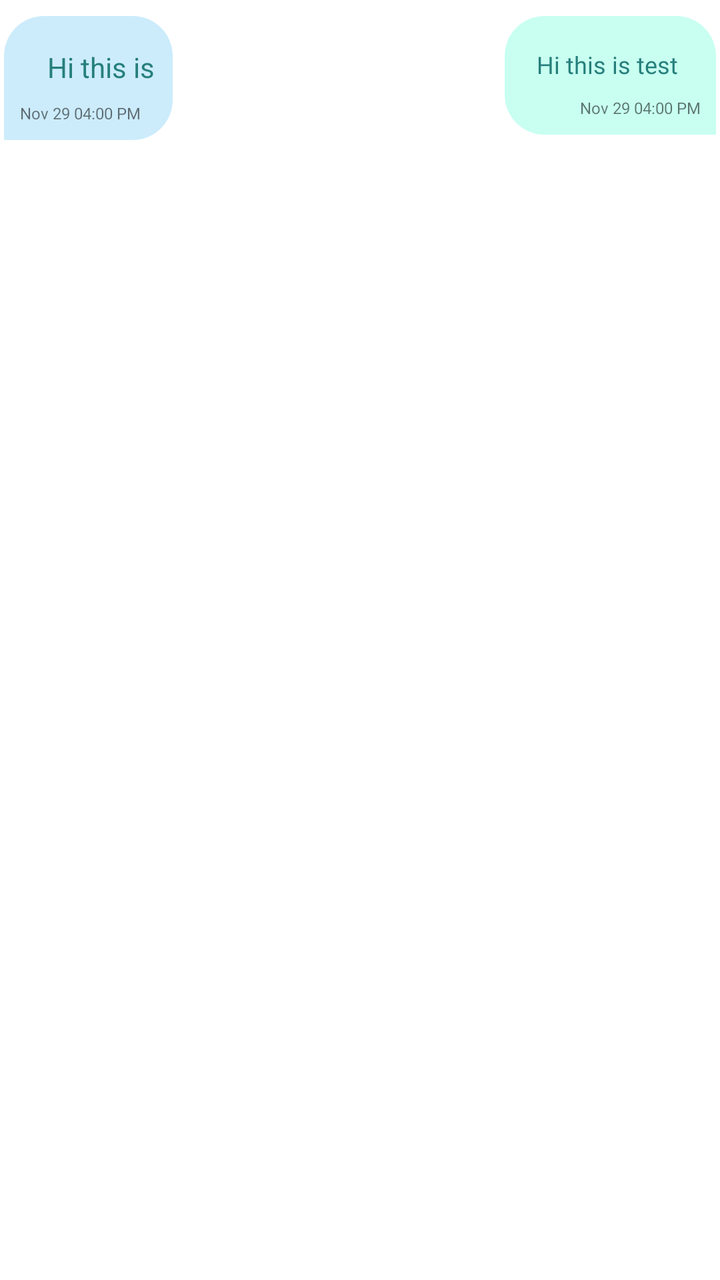
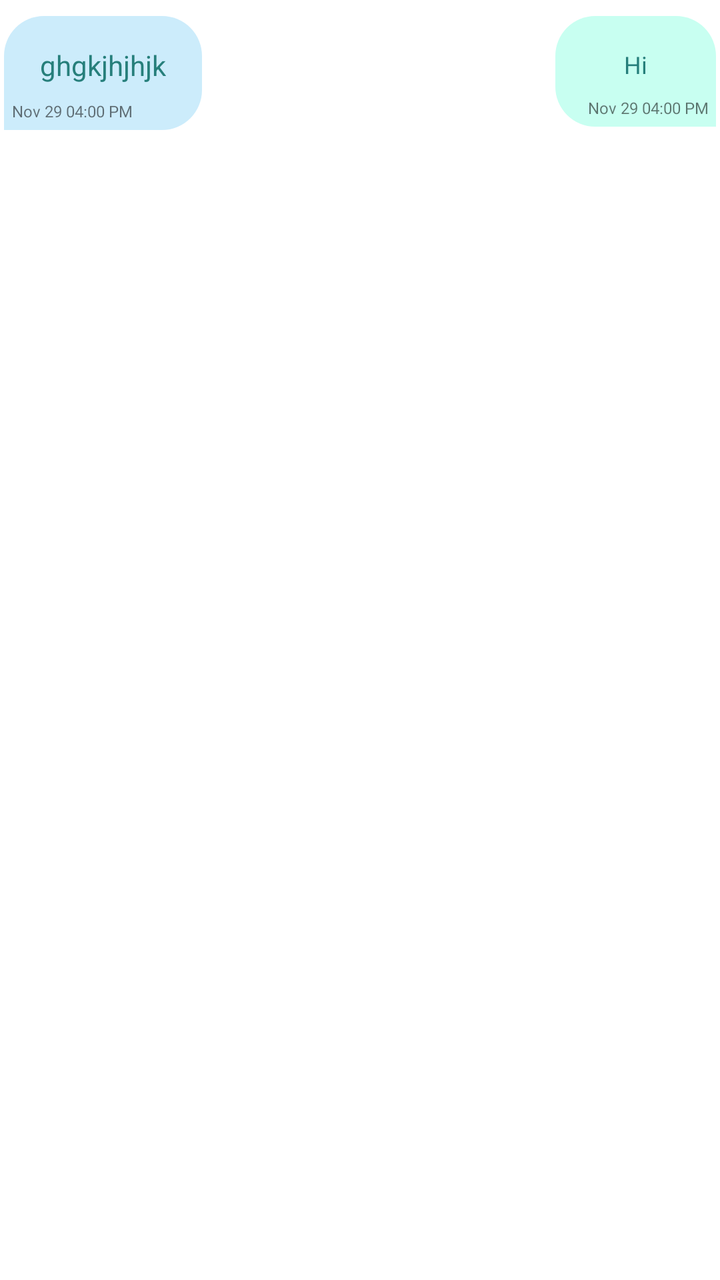

Before-and-after screenshots of an Android layout around one commit, followed by the original layout XML and the change that was made.
<!-- AndroidManifest.xml: application theme Theme.AbraaKaDabraa.App -->
<!-- res/layout/chat_message_row.xml -->
<?xml version="1.0" encoding="utf-8"?>
<androidx.constraintlayout.widget.ConstraintLayout xmlns:android="http://schemas.android.com/apk/res/android"
    xmlns:app="http://schemas.android.com/apk/res-auto"
    xmlns:tools="http://schemas.android.com/tools"
    android:layout_width="match_parent"
    android:layout_height="wrap_content">

    <androidx.constraintlayout.widget.ConstraintLayout
        android:id="@+id/toLayout"
        android:layout_width="wrap_content"
        android:layout_height="wrap_content"
        android:layout_marginStart="42dp"
        android:layout_marginTop="8dp"
        android:layout_marginEnd="2dp"
        android:background="@drawable/sender_chat_bg"
        android:gravity="center"
        app:layout_constraintEnd_toEndOf="parent"
        app:layout_constraintHorizontal_bias="1.0"
        app:layout_constraintStart_toStartOf="parent"
        app:layout_constraintTop_toTopOf="parent">

        <TextView
            android:id="@+id/to_message"
            android:layout_width="wrap_content"
            android:layout_height="wrap_content"
            android:layout_marginStart="16dp"
            android:layout_marginTop="16dp"
            android:layout_marginEnd="16dp"
            android:fontFamily="@font/montserrat_semi_bold"
            android:gravity="center"
            android:text="Hi this is test "
            android:textColor="#267F7B"
            android:textIsSelectable="true"
            android:textSize="12sp"
            app:layout_constraintEnd_toEndOf="parent"
            app:layout_constraintHorizontal_bias="1.0"
            app:layout_constraintStart_toStartOf="parent"
            app:layout_constraintTop_toTopOf="parent" />

        <TextView
            android:id="@+id/to_message_time"
            android:layout_width="wrap_content"
            android:layout_height="wrap_content"
            android:layout_marginStart="16dp"
            android:layout_marginTop="8dp"
            android:layout_marginEnd="8dp"
            android:layout_marginBottom="8dp"
            android:fontFamily="@font/montserrat_regular"
            android:gravity="right"
            android:text="Nov 29 04:00 PM"
            android:textSize="8sp"
            app:layout_constraintBottom_toBottomOf="parent"
            app:layout_constraintEnd_toEndOf="parent"
            app:layout_constraintHorizontal_bias="1.0"
            app:layout_constraintStart_toStartOf="parent"
            app:layout_constraintTop_toBottomOf="@+id/to_message" />
    </androidx.constraintlayout.widget.ConstraintLayout>

    <androidx.constraintlayout.widget.ConstraintLayout
        android:id="@+id/fromLayout"
        android:layout_width="wrap_content"
        android:layout_height="wrap_content"
        android:layout_marginStart="2dp"
        android:layout_marginTop="8dp"
        android:layout_marginEnd="42dp"
        android:background="@drawable/receiver_chat_bg"
        android:gravity="center"
        android:visibility="visible"
        app:layout_constraintEnd_toEndOf="parent"
        app:layout_constraintHorizontal_bias="0.0"
        app:layout_constraintStart_toStartOf="parent"
        app:layout_constraintTop_toTopOf="parent">

        <TextView
            android:id="@+id/from_message"
            android:layout_width="wrap_content"
            android:layout_height="wrap_content"
            android:layout_marginStart="16dp"
            android:layout_marginTop="16dp"
            android:gravity="center"
            android:text="Hi this is "
            android:textColor="#267F7B"
            android:textIsSelectable="true"
            app:layout_constraintEnd_toEndOf="parent"
            app:layout_constraintStart_toStartOf="parent"
            app:layout_constraintTop_toTopOf="parent" />

        <TextView
            android:id="@+id/from_message_time"
            android:layout_width="wrap_content"
            android:layout_height="wrap_content"
            android:layout_marginStart="8dp"
            android:layout_marginTop="8dp"
            android:layout_marginEnd="16dp"
            android:layout_marginBottom="8dp"
            android:fontFamily="@font/montserrat_regular"
            android:gravity="start"
            android:text="Nov 29 04:00 PM"
            android:textSize="8sp"
            app:layout_constraintBottom_toBottomOf="parent"
            app:layout_constraintEnd_toEndOf="parent"
            app:layout_constraintHorizontal_bias="0.0"
            app:layout_constraintStart_toStartOf="parent"
            app:layout_constraintTop_toBottomOf="@+id/from_message" />
    </androidx.constraintlayout.widget.ConstraintLayout>
</androidx.constraintlayout.widget.ConstraintLayout>
<!-- resources referenced by this layout -->
<resources>
  <!-- drawable receiver_chat_bg (drawable) -->
  <?xml version="1.0" encoding="utf-8"?>
  <selector xmlns:android="http://schemas.android.com/apk/res/android">
      <item>
          <shape>
              
              <solid android:color="#CCECFB"/>
              <corners android:topLeftRadius="20dp"
                  android:bottomRightRadius="20dp"
                  android:topRightRadius="20dp"/>
          </shape>
      </item>
  </selector>
  <!-- drawable sender_chat_bg (drawable) -->
  <?xml version="1.0" encoding="utf-8"?>
  <selector xmlns:android="http://schemas.android.com/apk/res/android">
    <item>
      <shape>
        
        <solid android:color="#c8fff1"/>
        <corners android:topLeftRadius="20dp"
            android:bottomLeftRadius="20dp"
            android:topRightRadius="20dp"/>
      </shape>
    </item>
  </selector>
  <style name="Theme.AbraaKaDabraa.App" parent="Theme.MaterialComponents.Light.DarkActionBar">
          <item name="colorPrimary">@color/theme_color</item>
          <item name="colorPrimaryVariant">@color/theme_color</item>
          <item name="colorOnPrimary">@color/theme_color</item>
      </style>
  <color name="theme_color">#416D49</color>
</resources>

<!-- the commit's change to res/layout/chat_message_row.xml (unified diff, before → after) -->
@@ -5,102 +5,149 @@
     android:layout_width="match_parent"
     android:layout_height="wrap_content">
 
+    <androidx.constraintlayout.widget.Guideline
+        android:id="@+id/left_guideline"
+        android:layout_width="wrap_content"
+        android:layout_height="wrap_content"
+        android:orientation="vertical"
+        app:layout_constraintGuide_percent="0.2" />
+
+    <androidx.constraintlayout.widget.Guideline
+        android:id="@+id/_guideline"
+        android:layout_width="wrap_content"
+        android:layout_height="wrap_content"
+        android:orientation="vertical"
+        app:layout_constraintGuide_percent="0.8" />
+
     <androidx.constraintlayout.widget.ConstraintLayout
         android:id="@+id/toLayout"
-        android:layout_width="wrap_content"
+        android:layout_width="0dp"
         android:layout_height="wrap_content"
-        android:layout_marginStart="42dp"
         android:layout_marginTop="8dp"
         android:layout_marginEnd="2dp"
-        android:background="@drawable/sender_chat_bg"
         android:gravity="center"
+        android:visibility="visible"
         app:layout_constraintEnd_toEndOf="parent"
         app:layout_constraintHorizontal_bias="1.0"
-        app:layout_constraintStart_toStartOf="parent"
+        app:layout_constraintStart_toStartOf="@+id/left_guideline"
         app:layout_constraintTop_toTopOf="parent">
 
-        <TextView
-            android:id="@+id/to_message"
+        <androidx.constraintlayout.widget.ConstraintLayout
             android:layout_width="wrap_content"
             android:layout_height="wrap_content"
-            android:layout_marginStart="16dp"
-            android:layout_marginTop="16dp"
-            android:layout_marginEnd="16dp"
-            android:fontFamily="@font/montserrat_semi_bold"
-            android:gravity="center"
-            android:text="Hi this is test "
-            android:textColor="#267F7B"
-            android:textIsSelectable="true"
-            android:textSize="12sp"
-            app:layout_constraintEnd_toEndOf="parent"
-            app:layout_constraintHorizontal_bias="1.0"
-            app:layout_constraintStart_toStartOf="parent"
-            app:layout_constraintTop_toTopOf="parent" />
-
-        <TextView
-            android:id="@+id/to_message_time"
-            android:layout_width="wrap_content"
-            android:layout_height="wrap_content"
-            android:layout_marginStart="16dp"
-            android:layout_marginTop="8dp"
-            android:layout_marginEnd="8dp"
-            android:layout_marginBottom="8dp"
-            android:fontFamily="@font/montserrat_regular"
-            android:gravity="right"
-            android:text="Nov 29 04:00 PM"
-            android:textSize="8sp"
+            android:background="@drawable/sender_chat_bg"
             app:layout_constraintBottom_toBottomOf="parent"
             app:layout_constraintEnd_toEndOf="parent"
             app:layout_constraintHorizontal_bias="1.0"
             app:layout_constraintStart_toStartOf="parent"
-            app:layout_constraintTop_toBottomOf="@+id/to_message" />
+            app:layout_constraintTop_toTopOf="parent">
+
+            <TextView
+                android:id="@+id/to_message"
+                android:layout_width="wrap_content"
+                android:layout_height="wrap_content"
+                android:layout_marginStart="8dp"
+                android:layout_marginTop="16dp"
+                android:layout_marginEnd="8dp"
+                android:layout_marginBottom="8dp"
+                android:fontFamily="@font/montserrat_semi_bold"
+                android:gravity="left"
+                android:paddingStart="10dp"
+                android:paddingEnd="10dp"
+                android:text="Hi"
+                android:textColor="#267F7B"
+                android:textIsSelectable="true"
+                android:textSize="12sp"
+                app:layout_constraintBottom_toTopOf="@+id/to_message_time"
+                app:layout_constraintEnd_toEndOf="parent"
+                app:layout_constraintStart_toStartOf="parent"
+                app:layout_constraintTop_toTopOf="parent" />
+
+            <androidx.constraintlayout.widget.ConstraintLayout
+                android:layout_width="match_parent"
+                android:layout_height="match_parent">
+
+            </androidx.constraintlayout.widget.ConstraintLayout>
+
+            <TextView
+                android:id="@+id/to_message_time"
+                android:layout_width="wrap_content"
+                android:layout_height="wrap_content"
+                android:layout_marginStart="16dp"
+                android:layout_marginEnd="4dp"
+                android:layout_marginBottom="4dp"
+                android:fontFamily="@font/montserrat_regular"
+                android:gravity="right"
+                android:text="Nov 29 04:00 PM"
+                android:textSize="8sp"
+                app:layout_constraintBottom_toBottomOf="parent"
+                app:layout_constraintEnd_toEndOf="parent"
+                app:layout_constraintHorizontal_bias="1.0"
+                app:layout_constraintStart_toStartOf="parent" />
+        </androidx.constraintlayout.widget.ConstraintLayout>
+
     </androidx.constraintlayout.widget.ConstraintLayout>
 
     <androidx.constraintlayout.widget.ConstraintLayout
         android:id="@+id/fromLayout"
-        android:layout_width="wrap_content"
+        android:layout_width="0dp"
         android:layout_height="wrap_content"
         android:layout_marginStart="2dp"
         android:layout_marginTop="8dp"
-        android:layout_marginEnd="42dp"
-        android:background="@drawable/receiver_chat_bg"
-        android:gravity="center"
         android:visibility="visible"
-        app:layout_constraintEnd_toEndOf="parent"
+        app:layout_constraintEnd_toStartOf="@+id/_guideline"
         app:layout_constraintHorizontal_bias="0.0"
         app:layout_constraintStart_toStartOf="parent"
         app:layout_constraintTop_toTopOf="parent">
 
-        <TextView
-            android:id="@+id/from_message"
+        <androidx.constraintlayout.widget.ConstraintLayout
             android:layout_width="wrap_content"
             android:layout_height="wrap_content"
-            android:layout_marginStart="16dp"
-            android:layout_marginTop="16dp"
-            android:gravity="center"
-            android:text="Hi this is "
-            android:textColor="#267F7B"
-            android:textIsSelectable="true"
-            app:layout_constraintEnd_toEndOf="parent"
-            app:layout_constraintStart_toStartOf="parent"
-            app:layout_constraintTop_toTopOf="parent" />
-
-        <TextView
-            android:id="@+id/from_message_time"
-            android:layout_width="wrap_content"
-            android:layout_height="wrap_content"
-            android:layout_marginStart="8dp"
-            android:layout_marginTop="8dp"
-            android:layout_marginEnd="16dp"
-            android:layout_marginBottom="8dp"
-            android:fontFamily="@font/montserrat_regular"
-            android:gravity="start"
-            android:text="Nov 29 04:00 PM"
-            android:textSize="8sp"
+            android:background="@drawable/receiver_chat_bg"
             app:layout_constraintBottom_toBottomOf="parent"
             app:layout_constraintEnd_toEndOf="parent"
             app:layout_constraintHorizontal_bias="0.0"
             app:layout_constraintStart_toStartOf="parent"
-            app:layout_constraintTop_toBottomOf="@+id/from_message" />
+            app:layout_constraintTop_toTopOf="parent">
+
+            <TextView
+                android:id="@+id/from_message"
+                android:layout_width="wrap_content"
+                android:layout_height="wrap_content"
+                android:layout_marginStart="8dp"
+                android:layout_marginTop="0dp"
+                android:layout_marginEnd="8dp"
+                android:layout_marginBottom="8dp"
+                android:paddingStart="10dp"
+                android:paddingEnd="10dp"
+                android:gravity="left"
+                android:text="ghgkjhjhjk"
+                android:textColor="#267F7B"
+                android:textIsSelectable="true"
+                app:layout_constraintBottom_toBottomOf="parent"
+                app:layout_constraintEnd_toEndOf="parent"
+                app:layout_constraintHorizontal_bias="0.0"
+                app:layout_constraintStart_toStartOf="parent"
+                app:layout_constraintTop_toTopOf="parent" />
+
+            <TextView
+                android:id="@+id/from_message_time"
+                android:layout_width="wrap_content"
+                android:layout_height="wrap_content"
+                android:layout_marginStart="4dp"
+                android:layout_marginTop="8dp"
+                android:layout_marginEnd="16dp"
+                android:layout_marginBottom="4dp"
+                android:fontFamily="@font/montserrat_regular"
+                android:gravity="start"
+                android:text="Nov 29 04:00 PM"
+                android:textSize="8sp"
+                app:layout_constraintBottom_toBottomOf="parent"
+                app:layout_constraintEnd_toEndOf="parent"
+                app:layout_constraintHorizontal_bias="0.0"
+                app:layout_constraintStart_toStartOf="parent"
+                app:layout_constraintTop_toBottomOf="@+id/from_message" />
+        </androidx.constraintlayout.widget.ConstraintLayout>
+
     </androidx.constraintlayout.widget.ConstraintLayout>
 </androidx.constraintlayout.widget.ConstraintLayout>
